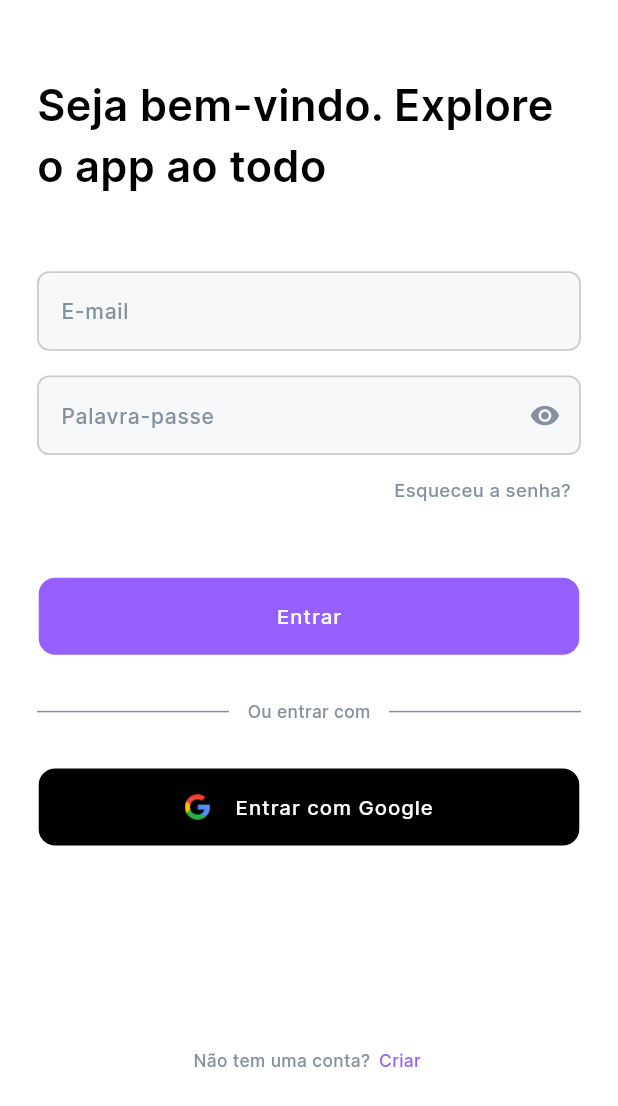
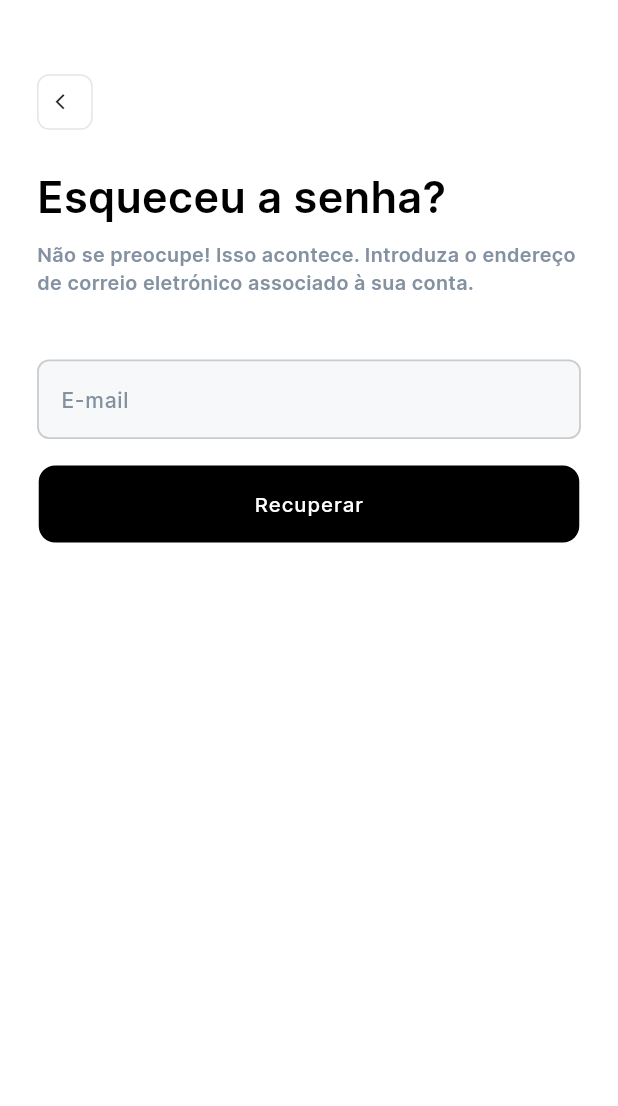
Before and after one commit to dev003-mobile/pulse-check-app, a Flutter app: the screen it shows after launch, after a tap on "Saltar", after a tap on "Esqueceu a senha?", on a phone screen of 412 x 824 dp. Shown: the top 1106 px of the screen. Run offline on Flutter 3.47's test engine with Material 3 defaults, Android fonts, the phone set to English and light mode, and no system bars; our stand-ins replace flutter_animate, flutter_riverpod, gap, get, smooth_page_indicator.

Commit message:
✨ feat: forgot password screen added

```diff
--- a/lib/src/core/presenter/common/routes/app_name_route.dart
+++ b/lib/src/core/presenter/common/routes/app_name_route.dart
@@ -3,4 +3,5 @@ class AppNameRoute {
   static String slideScreen = "/slide_screen";
   static String signInScreen = "/sign_in_screen";
   static String signUpScreen = "/sign_up_screen";
+  static String forgotPasswordScreen = "/forgot_password_screen";
 }
--- a/lib/src/core/presenter/common/routes/app_routes.dart
+++ b/lib/src/core/presenter/common/routes/app_routes.dart
@@ -5,6 +5,7 @@ import '../../../../modules/initial_module/screens/slide_screen/slide_screen.dar
 import '../../../../modules/auth_module/screens/sign_up_screen/sign_up_screen.dart';
 import '../../../../modules/auth_module/screens/sign_in_screen/sign_in_screen.dart';
 import '../../../../modules/initial_module/screens/splash_screen/splash_screen.dart';
+import '../../../../modules/auth_module/screens/forgot_password_screen/forgot_password_screen.dart';
 
 class AppRoutes {
   static List<GetPage<dynamic>> routes = <GetPage<dynamic>>[
@@ -12,5 +13,6 @@ class AppRoutes {
     GetPage(name: AppNameRoute.slideScreen, page: () => const SlideScreen()),
     GetPage(name: AppNameRoute.signInScreen, page: () => const SignInScreen()),
     GetPage(name: AppNameRoute.signUpScreen, page: () => const SignUpScreen()),
+    GetPage(name: AppNameRoute.forgotPasswordScreen, page: () => const ForgotPasswordScreen()),
   ];
 }
--- /dev/null
+++ b/lib/src/core/presenter/providers/module_providers/forgot_password_providers.dart
@@ -0,0 +1,3 @@
+import 'package:flutter_riverpod/flutter_riverpod.dart';
+
+final buttonForgotPasswordStateProvider = StateProvider<bool>((ref) => false);
--- a/lib/src/core/presenter/utils/constants/app_name_constant.dart
+++ b/lib/src/core/presenter/utils/constants/app_name_constant.dart
@@ -22,4 +22,7 @@ class AppNameConstant {
   static String haveAnAccountText = "Já tem uma conta?";
   static String createAccountText = "Criar conta";
   static String signUpAnotherAccountText = "Ou criar com";
+  static String titleForgotPasswordText = "Esqueceu a senha?";
+  static String descriptionForgotPasswordText = "Não se preocupe! Isso acontece. Introduza o endereço de correio eletrónico associado à sua conta.";
+  static String recoverText = "Recuperar";
 }
--- /dev/null
+++ b/lib/src/modules/auth_module/screens/forgot_password_screen/forgot_password_screen.dart
@@ -0,0 +1,72 @@
+import 'package:gap/gap.dart';
+import 'package:flutter/material.dart';
+
+import '../../../../core/presenter/common/design/app_style_design.dart';
+import '../../../../core/presenter/common/design/app_theme_design.dart';
+import '../../../../core/presenter/common/widgets/button_opacity_widget.dart';
+import '../../../../core/presenter/common/widgets/icon_back_widget.dart';
+import '../../../../core/presenter/providers/module_providers/forgot_password_providers.dart';
+import '../../../../core/presenter/utils/constants/app_name_constant.dart';
+import '../../../../core/presenter/common/widgets/textfield_default_widget.dart';
+
+class ForgotPasswordScreen extends StatelessWidget {
+  const ForgotPasswordScreen({super.key});
+
+  @override
+  Widget build(BuildContext context) {
+    Size size = MediaQuery.sizeOf(context);
+    return Scaffold(
+      body: SafeArea(
+        child: Padding(
+          padding: EdgeInsets.symmetric(
+            vertical: size.height * .06,
+            horizontal: size.width * .06
+          ),
+          child: Column(
+            crossAxisAlignment: CrossAxisAlignment.start,
+            children: <Widget>[
+              const IconBackWidget(),
+              Gap(size.height * .03),
+              SizedBox(
+                child: Text(
+                  AppNameConstant.titleForgotPasswordText,
+                  style: AppStyleDesign.fontStyleInter(
+                    context: context,
+                    size: size.height * .035,
+                    fontWeight: FontWeight.w600,
+                    color: AppThemeDesign.defaulTheme.colorScheme.background
+                  ),
+                ),
+              ),
+              Gap(size.height * .01),
+              SizedBox(
+                child: Text(
+                  AppNameConstant.descriptionForgotPasswordText,
+                  style: AppStyleDesign.fontStyleInter(
+                    context: context,
+                    size: size.height * .016,
+                    fontWeight: FontWeight.w600,
+                    color: AppThemeDesign.defaulTheme.colorScheme.onBackground
+                  ),
+                ),
+              ),
+              Gap(size.height * .05),
+              TextFieldDefaultWidget(
+                hintText: AppNameConstant.emailText,
+              ),
+              Gap(size.height * .02),
+              SizedBox(
+                child: ButtonOpacityWidget(
+                  onTap: () { },
+                  textButton: AppNameConstant.recoverText,
+                  provider: buttonForgotPasswordStateProvider,
+                  backgroundColor: AppThemeDesign.defaulTheme.colorScheme.background,
+                ),
+              ),
+            ],
+          ),
+        )
+      ),
+    );
+  }
+}
--- a/lib/src/modules/auth_module/screens/sign_in_screen/components/text_forgot_password_component.dart
+++ b/lib/src/modules/auth_module/screens/sign_in_screen/components/text_forgot_password_component.dart
@@ -1,5 +1,7 @@
+import 'package:get/get.dart';
 import 'package:flutter/material.dart';
 
+import '../../../../../core/presenter/common/routes/app_name_route.dart';
 import '../../../../../core/presenter/common/design/app_style_design.dart';
 import '../../../../../core/presenter/common/design/app_theme_design.dart';
 import '../../../../../core/presenter/utils/constants/app_name_constant.dart';
@@ -12,7 +14,7 @@ class TextForgotPasswordComponent extends StatelessWidget {
     Size size = MediaQuery.sizeOf(context);
     return SizedBox(
       child: InkWell(
-        onTap: () { },
+        onTap: () => Get.toNamed(AppNameRoute.forgotPasswordScreen),
         borderRadius: const BorderRadius.all(Radius.circular(5)),
         child: Padding(
           padding: EdgeInsets.all(size.height * .008),
--- a/lib/src/modules/auth_module/screens/sign_in_screen/sign_in_screen.dart
+++ b/lib/src/modules/auth_module/screens/sign_in_screen/sign_in_screen.dart
@@ -31,13 +31,13 @@ class _SignInScreenState extends ConsumerState<SignInScreen> {
     return Scaffold(
       body: SafeArea(
         child: Padding(
-          padding: EdgeInsets.symmetric(
-            vertical: size.height * .06,
-            horizontal: size.width * .06
-          ),
+          padding: EdgeInsets.symmetric(horizontal: size.width * .06),
           child: SingleChildScrollView(
             physics: const ClampingScrollPhysics(),
-            padding: EdgeInsets.only(bottom: size.height * .02),
+            padding: EdgeInsets.only(
+              top: size.height * .06,
+              bottom: size.height * .02
+            ),
             child: Column(
               children: <Widget>[
                 SizedBox(
--- a/lib/src/modules/auth_module/screens/sign_up_screen/sign_up_screen.dart
+++ b/lib/src/modules/auth_module/screens/sign_up_screen/sign_up_screen.dart
@@ -31,13 +31,13 @@ class _SignUpScreenState extends ConsumerState<SignUpScreen> {
     return Scaffold(
       body: SafeArea(
         child: Padding(
-          padding: EdgeInsets.symmetric(
-            vertical: size.height * .03,
-            horizontal: size.width * .06
-          ),
+          padding: EdgeInsets.symmetric(horizontal: size.width * .06),
           child: SingleChildScrollView(
             physics: const ClampingScrollPhysics(),
-            padding: EdgeInsets.only(bottom: size.height * .02),
+            padding: EdgeInsets.only(
+              top: size.height * .03,
+              bottom: size.height * .02
+            ),
             child: Column(
               children: <Widget>[
                 SizedBox(
--- a/lib/src/modules/initial_module/screens/slide_screen/components/jump_text_component.dart
+++ b/lib/src/modules/initial_module/screens/slide_screen/components/jump_text_component.dart
@@ -29,7 +29,7 @@ class JumpTextComponent extends ConsumerWidget {
             style: AppStyleDesign.fontStyleInter(
               context: context,
               size: size.height * .016,
-              fontWeight: FontWeight.w400,
+              fontWeight: FontWeight.w500,
               color: AppThemeDesign.defaulTheme.colorScheme.background
             ),
           )
```
